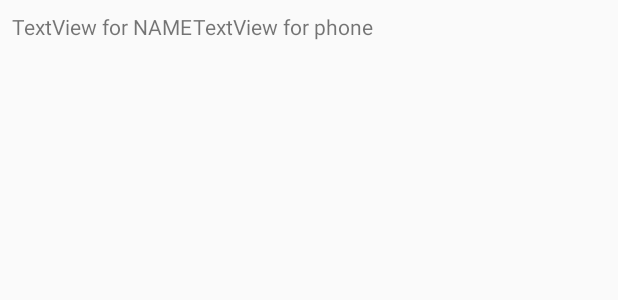
After one commit to DiFly/TestAndroidApp1, an Android app: the layout simple_contact_view.xml on its own in the app's theme, with its tools: preview values and no code run, on a phone screen of 412 x 824 dp. The commit adds this screen. Shown: the top 300 px of the screen. Run offline under Robolectric (Android 15) with nearby library versions, the phone set to English and light mode, and no system bars.

Commit message:
add simple_contact_view

```diff
--- a/app/src/main/java/org/difly/testandroidapp1/adapter/ContactAdapter.java
+++ b/app/src/main/java/org/difly/testandroidapp1/adapter/ContactAdapter.java
@@ -34,7 +34,7 @@ public class ContactAdapter extends RecyclerView.Adapter<ContactAdapter.MyViewHo
                                                           int viewType) {
         // create a new view
         TextView v = (TextView) LayoutInflater.from(parent.getContext())
-                .inflate(R.layout.my_text_view, parent, false);
+                .inflate(R.layout.simple_contact_view, parent, false);
         //...
         MyViewHolder vh = new MyViewHolder(v);
         return vh;
--- /dev/null
+++ b/app/src/main/res/layout/simple_contact_view.xml
@@ -0,0 +1,21 @@
+<?xml version="1.0" encoding="utf-8" ?>
+<LinearLayout
+    xmlns:android="http://schemas.android.com/apk/res/android"
+    android:layout_width="wrap_content"
+    android:layout_height="wrap_content"
+    android:padding="8dp">
+
+    <TextView
+        android:id="@+id/text_contact_name"
+        android:layout_width="wrap_content"
+        android:layout_height="wrap_content"
+        android:layout_weight="1"
+        android:text="TextView for NAME" />
+
+    <TextView
+        android:id="@+id/text_contact_phone"
+        android:layout_width="wrap_content"
+        android:layout_height="wrap_content"
+        android:layout_weight="1"
+        android:text="TextView for phone" />
+</LinearLayout>
```
Also changed, not shown: 1 other file.
